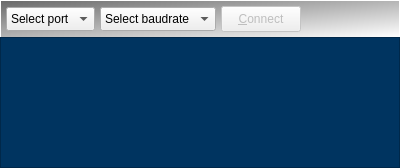
Qt form src/ui/consoletab.ui (solaristhesun/superterm) before a commit.
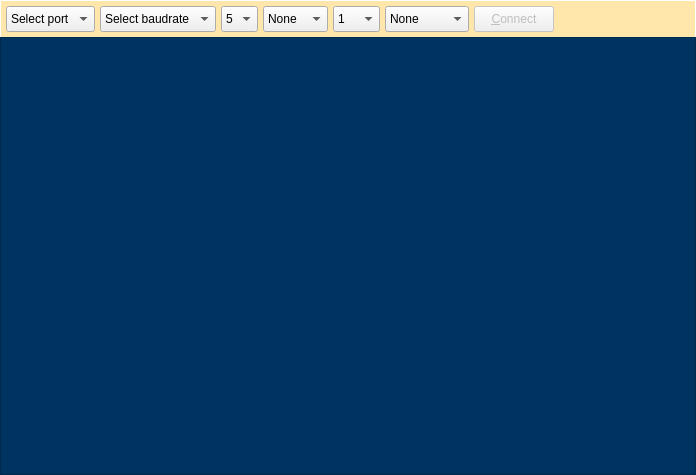
The same form after that commit. Custom widgets are drawn as their Qt base class.

Commit message: always open another tab after connect + added more buttons

```diff
--- a/src/ui/consoletab.ui
+++ b/src/ui/consoletab.ui
@@ -6,15 +6,29 @@
    <rect>
     <x>0</x>
     <y>0</y>
-    <width>400</width>
-    <height>168</height>
+    <width>696</width>
+    <height>475</height>
    </rect>
   </property>
   <property name="windowTitle">
    <string>Form</string>
   </property>
   <property name="styleSheet">
-   <string notr="true"/>
+   <string notr="true">QComboBox
+{
+min-height: 20px;
+ }
+
+QPushButton {
+min-height: 18px;
+}
+
+QTextEdit
+{
+font: 12pt &quot;Courier&quot;;
+}
+
+</string>
   </property>
   <layout class="QVBoxLayout" name="verticalLayout">
    <property name="spacing">
@@ -47,7 +61,8 @@
 border-left: 1px solid white;
 border-right: 1px solid white;
 border-top: 1px solid white;
-background: qlineargradient(x1:0,y1:0,x2:1,y2:1, stop:0 rgb(104,104,104), stop: 1 white);
+background-color: #ffe6ab;
+/*background: qlineargradient(x1:0,y1:0,x2:1,y2:1, stop:0 rgb(104,104,104), stop: 1 white); */
 }</string>
      </property>
      <property name="frameShape">
@@ -70,7 +85,7 @@
        <number>5</number>
       </property>
       <property name="rightMargin">
-       <number>5</number>
+       <number>0</number>
       </property>
       <property name="bottomMargin">
        <number>5</number>
@@ -102,11 +117,129 @@
         </item>
        </widget>
       </item>
+      <item>
+       <widget class="QComboBox" name="comboDataBits">
+        <property name="toolTip">
+         <string>Select data bits</string>
+        </property>
+        <property name="currentText">
+         <string>8</string>
+        </property>
+        <property name="sizeAdjustPolicy">
+         <enum>QComboBox::AdjustToContents</enum>
+        </property>
+        <item>
+         <property name="text">
+          <string>5</string>
+         </property>
+        </item>
+        <item>
+         <property name="text">
+          <string>6</string>
+         </property>
+        </item>
+        <item>
+         <property name="text">
+          <string>7</string>
+         </property>
+        </item>
+        <item>
+         <property name="text">
+          <string>8</string>
+         </property>
+        </item>
+       </widget>
+      </item>
+      <item>
+       <widget class="QComboBox" name="comboParity">
+        <property name="toolTip">
+         <string>Select parity</string>
+        </property>
+        <property name="sizeAdjustPolicy">
+         <enum>QComboBox::AdjustToContents</enum>
+        </property>
+        <item>
+         <property name="text">
+          <string>None</string>
+         </property>
+        </item>
+        <item>
+         <property name="text">
+          <string>Even</string>
+         </property>
+        </item>
+        <item>
+         <property name="text">
+          <string>Odd</string>
+         </property>
+        </item>
+        <item>
+         <property name="text">
+          <string>Mark</string>
+         </property>
+        </item>
+        <item>
+         <property name="text">
+          <string>Space</string>
+         </property>
+        </item>
+       </widget>
+      </item>
+      <item>
+       <widget class="QComboBox" name="comboStopBits">
+        <property name="toolTip">
+         <string>Select stop bits</string>
+        </property>
+        <property name="sizeAdjustPolicy">
+         <enum>QComboBox::AdjustToContents</enum>
+        </property>
+        <item>
+         <property name="text">
+          <string>1</string>
+         </property>
+        </item>
+        <item>
+         <property name="text">
+          <string>1.5</string>
+         </property>
+        </item>
+        <item>
+         <property name="text">
+          <string>2</string>
+         </property>
+        </item>
+       </widget>
+      </item>
+      <item>
+       <widget class="QComboBox" name="comboFlowControl">
+        <property name="toolTip">
+         <string>Select flow control</string>
+        </property>
+        <item>
+         <property name="text">
+          <string>None</string>
+         </property>
+        </item>
+        <item>
+         <property name="text">
+          <string>Xon/Xoff</string>
+         </property>
+        </item>
+        <item>
+         <property name="text">
+          <string>Hardware</string>
+         </property>
+        </item>
+       </widget>
+      </item>
       <item>
        <widget class="QPushButton" name="btnConnect">
         <property name="enabled">
          <bool>false</bool>
         </property>
+        <property name="styleSheet">
+         <string notr="true"/>
+        </property>
         <property name="text">
          <string>&amp;Connect</string>
         </property>
@@ -120,9 +253,6 @@
         <property name="orientation">
          <enum>Qt::Horizontal</enum>
         </property>
-        <property name="sizeType">
-         <enum>QSizePolicy::Expanding</enum>
-        </property>
         <property name="sizeHint" stdset="0">
          <size>
           <width>40</width>
@@ -142,6 +272,13 @@
 }
 </string>
      </property>
+     <property name="html">
+      <string>&lt;!DOCTYPE HTML PUBLIC &quot;-//W3C//DTD HTML 4.0//EN&quot; &quot;http://www.w3.org/TR/REC-html40/strict.dtd&quot;&gt;
+&lt;html&gt;&lt;head&gt;&lt;meta name=&quot;qrichtext&quot; content=&quot;1&quot; /&gt;&lt;style type=&quot;text/css&quot;&gt;
+p, li { white-space: pre-wrap; }
+&lt;/style&gt;&lt;/head&gt;&lt;body style=&quot; font-family:'Courier'; font-size:12pt; font-weight:400; font-style:normal;&quot;&gt;
+&lt;p style=&quot;-qt-paragraph-type:empty; margin-top:0px; margin-bottom:0px; margin-left:0px; margin-right:0px; -qt-block-indent:0; text-indent:0px; font-size:9pt;&quot;&gt;&lt;br /&gt;&lt;/p&gt;&lt;/body&gt;&lt;/html&gt;</string>
+     </property>
     </widget>
    </item>
   </layout>
```
Left out of the diff: 12 changed lines with no effect on the pictures. The commit also changes 6 other files.
